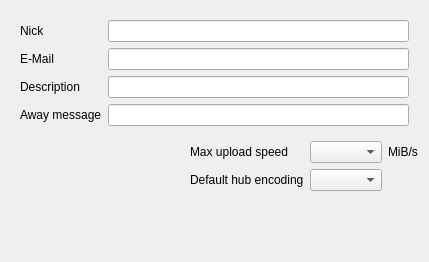
Qt form eiskaltdcpp/ui/UISettingsPersonal.ui (eiskaltdcpp/eiskaltdcpp) before a commit.
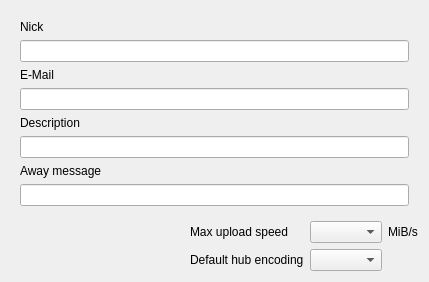
The same form after that commit.

The edit to the form file:
```diff
--- a/eiskaltdcpp/ui/UISettingsPersonal.ui
+++ b/eiskaltdcpp/ui/UISettingsPersonal.ui
@@ -23,40 +23,40 @@
       <enum>QFrame::Raised</enum>
      </property>
      <layout class="QGridLayout" name="gridLayout_2">
-      <item row="0" column="1">
-       <widget class="QLineEdit" name="lineEdit_NICK"/>
-      </item>
-      <item row="1" column="1">
+      <item row="3" column="0" colspan="2">
        <widget class="QLineEdit" name="lineEdit_EMAIL"/>
       </item>
-      <item row="2" column="1">
+      <item row="5" column="0" colspan="2">
        <widget class="QLineEdit" name="lineEdit_DESC"/>
       </item>
-      <item row="0" column="0">
+      <item row="7" column="0" colspan="2">
+       <widget class="QLineEdit" name="lineEdit_AWAYMSG"/>
+      </item>
+      <item row="0" column="0" colspan="2">
        <widget class="QLabel" name="label">
         <property name="text">
          <string>Nick</string>
         </property>
        </widget>
       </item>
-      <item row="1" column="0">
+      <item row="1" column="0" colspan="2">
+       <widget class="QLineEdit" name="lineEdit_NICK"/>
+      </item>
+      <item row="2" column="0">
        <widget class="QLabel" name="label_2">
         <property name="text">
          <string>E-Mail</string>
         </property>
        </widget>
       </item>
-      <item row="2" column="0">
+      <item row="4" column="0">
        <widget class="QLabel" name="label_3">
         <property name="text">
          <string>Description</string>
         </property>
        </widget>
       </item>
-      <item row="3" column="1">
-       <widget class="QLineEdit" name="lineEdit_AWAYMSG"/>
-      </item>
-      <item row="3" column="0">
+      <item row="6" column="0">
        <widget class="QLabel" name="label_4">
         <property name="text">
          <string>Away message</string>
```
